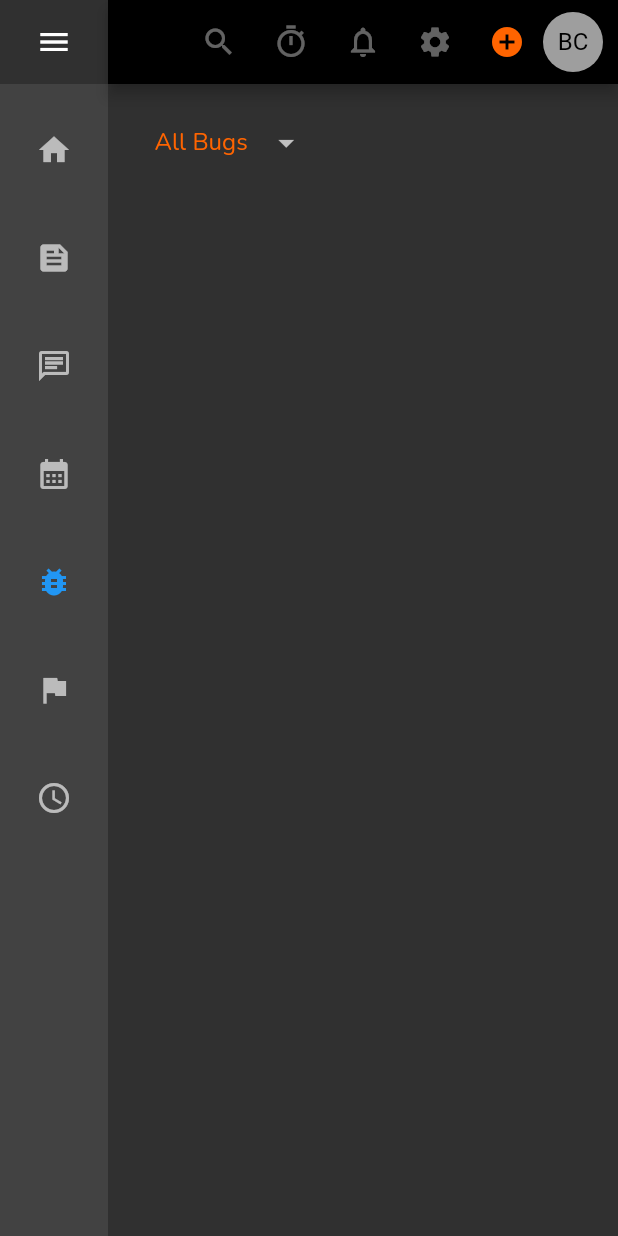
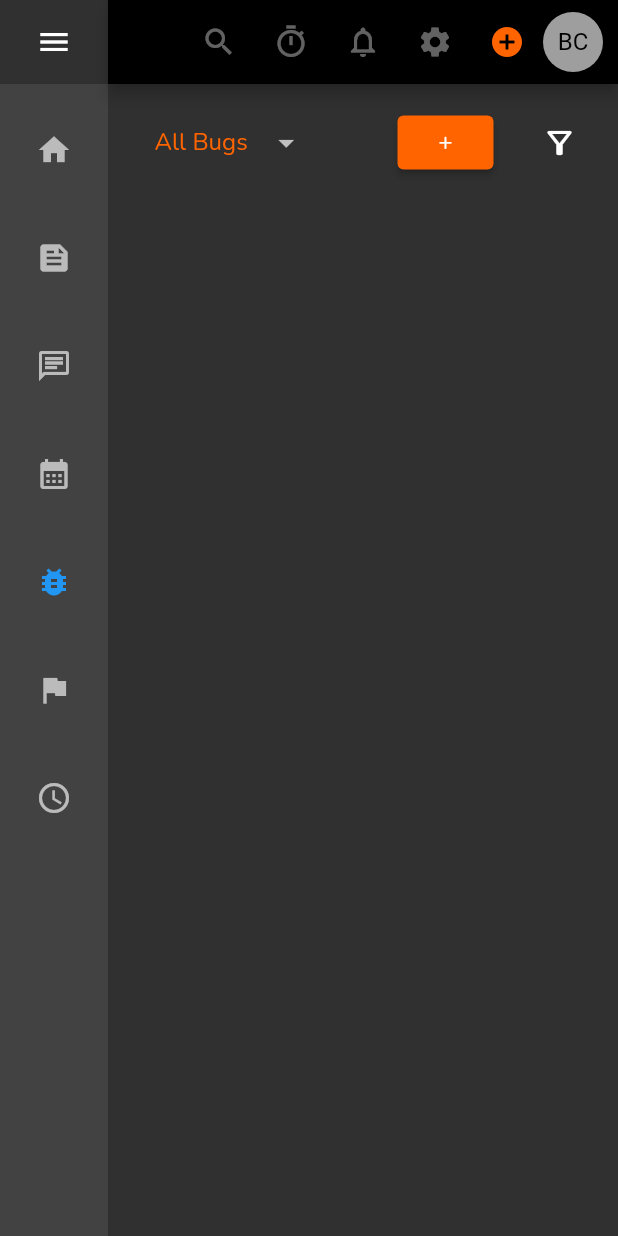
Before and after one commit to LOVE-CRAFTT/Bug-Tracker, a Flutter app: the screen it shows after launch, on a phone screen of 412 x 824 dp. Run offline on Flutter 3.47's test engine with Material 3 defaults, Android fonts, the phone set to English and light mode, and no system bars; our stand-ins replace table_calendar.

Commit message:
complete bug page header

```diff
--- a/bug_tracker/lib/pages/bugs_page.dart
+++ b/bug_tracker/lib/pages/bugs_page.dart
@@ -1,6 +1,6 @@
 import 'package:flutter/material.dart';
-import 'package:bug_tracker/utilities/constants.dart';
 import 'package:bug_tracker/ui_components/custom_dropdown.dart';
+import 'package:bug_tracker/ui_components/header_button.dart';
 import 'package:bug_tracker/ui_components/appbar.dart';
 
 class BugsPage extends StatefulWidget {
@@ -32,6 +32,21 @@ class _BugsPageState extends State<BugsPage> {
                       page: DropdownPage.bugPage,
                       constraints: constraints,
                     ),
+                    Expanded(child: Container()),
+                    HeaderButton(
+                      screenIsWide: screenIsWide,
+                      buttonText: "Submit Bug",
+                      onPress: () {},
+                    ),
+                    Padding(
+                      padding: const EdgeInsets.only(left: 20.0),
+                      child: IconButton(
+                        onPressed: () {},
+                        icon: const Icon(Icons.filter_alt_outlined),
+                        tooltip: "Filter",
+                        splashRadius: 20.0,
+                      ),
+                    )
                   ],
                 ),
               ],
--- /dev/null
+++ b/bug_tracker/lib/ui_components/header_button.dart
@@ -0,0 +1,31 @@
+import 'package:flutter/material.dart';
+import 'package:bug_tracker/utilities/constants.dart';
+
+class HeaderButton extends StatelessWidget {
+  const HeaderButton({
+    super.key,
+    required this.screenIsWide,
+    required this.buttonText,
+    required this.onPress,
+  });
+
+  final bool screenIsWide;
+  final String buttonText;
+  final void Function() onPress;
+
+  @override
+  Widget build(BuildContext context) {
+    return Tooltip(
+      ///Implemented this way so the tooltip doesn't show up if the button text is already visible
+      message: screenIsWide ? "" : buttonText,
+      child: ElevatedButton(
+        onPressed: onPress,
+        style: TextButton.styleFrom(
+          backgroundColor: secondaryThemeColor,
+          textStyle: kContainerTextStyle,
+        ),
+        child: screenIsWide ? Text(buttonText) : const Text("+"),
+      ),
+    );
+  }
+}
```
Also changed, not shown: bug_tracker/lib/pages/discuss_page.dart (+1 -29 lines).
